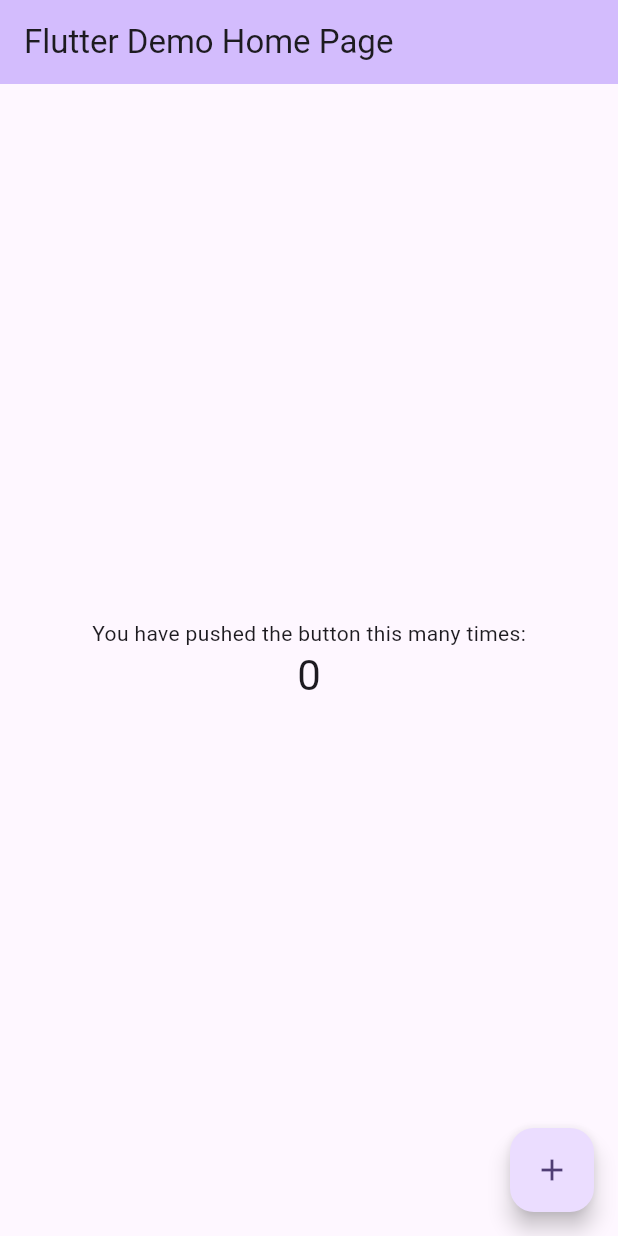
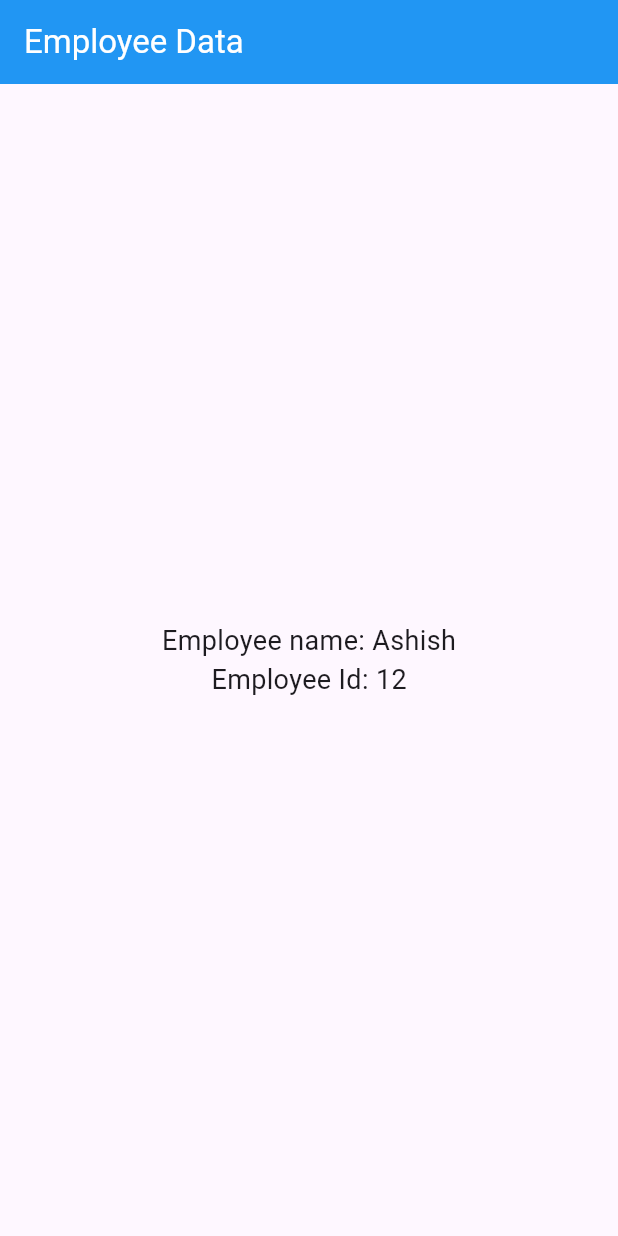
Before and after one commit to flutterrushikesh/Provider-statemanagement, a Flutter app: the screen it shows after launch, on a phone screen of 412 x 824 dp. Run offline on Flutter 3.47's test engine with Material 3 defaults, Android fonts, the phone set to English and light mode, and no system bars.

Commit message:
provider code complete

```diff
--- /dev/null
+++ b/provider_demo/lib/employee_controller.dart
@@ -0,0 +1,6 @@
+class EmployeeController {
+  String empName;
+  int empId;
+
+  EmployeeController({required this.empId, required this.empName});
+}
--- /dev/null
+++ b/provider_demo/lib/employee_data_screen.dart
@@ -0,0 +1,39 @@
+import 'package:flutter/material.dart';
+import 'package:provider/provider.dart';
+import 'package:provider_demo/employee_controller.dart';
+
+class EmployeeDataScreen extends StatelessWidget {
+  const EmployeeDataScreen({super.key});
+
+  @override
+  Widget build(BuildContext context) {
+    return Scaffold(
+      appBar: AppBar(
+        title: Text(
+          "Employee Data",
+          style: TextStyle(
+            color: Colors.white,
+          ),
+        ),
+        backgroundColor: Colors.blue,
+      ),
+      body: Center(
+        child: Column(
+          mainAxisAlignment: MainAxisAlignment.center,
+          children: [
+            Text(
+              "Employee name: ${Provider.of<EmployeeController>(context).empName}",
+              style: TextStyle(
+                fontSize: 18,
+              ),
+            ),
+            Text(
+              "Employee Id: ${Provider.of<EmployeeController>(context).empId}",
+              style: TextStyle(fontSize: 18),
+            ),
+          ],
+        ),
+      ),
+    );
+  }
+}
--- a/provider_demo/lib/main.dart
+++ b/provider_demo/lib/main.dart
@@ -1,125 +1,26 @@
 import 'package:flutter/material.dart';
+import 'package:provider/provider.dart';
+import 'package:provider_demo/employee_controller.dart';
+import 'package:provider_demo/employee_data_screen.dart';
 
 void main() {
-  runApp(const MyApp());
+  runApp(const MainApp());
 }
 
-class MyApp extends StatelessWidget {
-  const MyApp({super.key});
+class MainApp extends StatelessWidget {
+  const MainApp({super.key});
 
-  // This widget is the root of your application.
   @override
   Widget build(BuildContext context) {
-    return MaterialApp(
-      title: 'Flutter Demo',
-      theme: ThemeData(
-        // This is the theme of your application.
-        //
-        // TRY THIS: Try running your application with "flutter run". You'll see
-        // the application has a purple toolbar. Then, without quitting the app,
-        // try changing the seedColor in the colorScheme below to Colors.green
-        // and then invoke "hot reload" (save your changes or press the "hot
-        // reload" button in a Flutter-supported IDE, or press "r" if you used
-        // the command line to start the app).
-        //
-        // Notice that the counter didn't reset back to zero; the application
-        // state is not lost during the reload. To reset the state, use hot
-        // restart instead.
-        //
-        // This works for code too, not just values: Most code changes can be
-        // tested with just a hot reload.
-        colorScheme: ColorScheme.fromSeed(seedColor: Colors.deepPurple),
-        useMaterial3: true,
+    return Provider(
+      create: (context) => EmployeeController(
+        empName: "Ashish",
+        empId: 12,
       ),
-      home: const MyHomePage(title: 'Flutter Demo Home Page'),
+      child: MaterialApp(
+        debugShowCheckedModeBanner: false,
+        home: EmployeeDataScreen(),
+      ),
     );
   }
 }
-
-class MyHomePage extends StatefulWidget {
-  const MyHomePage({super.key, required this.title});
-
-  // This widget is the home page of your application. It is stateful, meaning
-  // that it has a State object (defined below) that contains fields that affect
-  // how it looks.
-
-  // This class is the configuration for the state. It holds the values (in this
-  // case the title) provided by the parent (in this case the App widget) and
-  // used by the build method of the State. Fields in a Widget subclass are
-  // always marked "final".
-
-  final String title;
-
-  @override
-  State<MyHomePage> createState() => _MyHomePageState();
-}
-
-class _MyHomePageState extends State<MyHomePage> {
-  int _counter = 0;
-
-  void _incrementCounter() {
-    setState(() {
-      // This call to setState tells the Flutter framework that something has
-      // changed in this State, which causes it to rerun the build method below
-      // so that the display can reflect the updated values. If we changed
-      // _counter without calling setState(), then the build method would not be
-      // called again, and so nothing would appear to happen.
-      _counter++;
-    });
-  }
-
-  @override
-  Widget build(BuildContext context) {
-    // This method is rerun every time setState is called, for instance as done
-    // by the _incrementCounter method above.
-    //
-    // The Flutter framework has been optimized to make rerunning build methods
-    // fast, so that you can just rebuild anything that needs updating rather
-    // than having to individually change instances of widgets.
-    return Scaffold(
-      appBar: AppBar(
-        // TRY THIS: Try changing the color here to a specific color (to
-        // Colors.amber, perhaps?) and trigger a hot reload to see the AppBar
-        // change color while the other colors stay the same.
-        backgroundColor: Theme.of(context).colorScheme.inversePrimary,
-        // Here we take the value from the MyHomePage object that was created by
-        // the App.build method, and use it to set our appbar title.
-        title: Text(widget.title),
-      ),
-      body: Center(
-        // Center is a layout widget. It takes a single child and positions it
-        // in the middle of the parent.
-        child: Column(
-          // Column is also a layout widget. It takes a list of children and
-          // arranges them vertically. By default, it sizes itself to fit its
-          // children horizontally, and tries to be as tall as its parent.
-          //
-          // Column has various properties to control how it sizes itself and
-          // how it positions its children. Here we use mainAxisAlignment to
-          // center the children vertically; the main axis here is the vertical
-          // axis because Columns are vertical (the cross axis would be
-          // horizontal).
-          //
-          // TRY THIS: Invoke "debug painting" (choose the "Toggle Debug Paint"
-          // action in the IDE, or press "p" in the console), to see the
-          // wireframe for each widget.
-          mainAxisAlignment: MainAxisAlignment.center,
-          children: <Widget>[
-            const Text(
-              'You have pushed the button this many times:',
-            ),
-            Text(
-              '$_counter',
-              style: Theme.of(context).textTheme.headlineMedium,
-            ),
-          ],
-        ),
-      ),
-      floatingActionButton: FloatingActionButton(
-        onPressed: _incrementCounter,
-        tooltip: 'Increment',
-        child: const Icon(Icons.add),
-      ), // This trailing comma makes auto-formatting nicer for build methods.
-    );
-  }
-}
```
